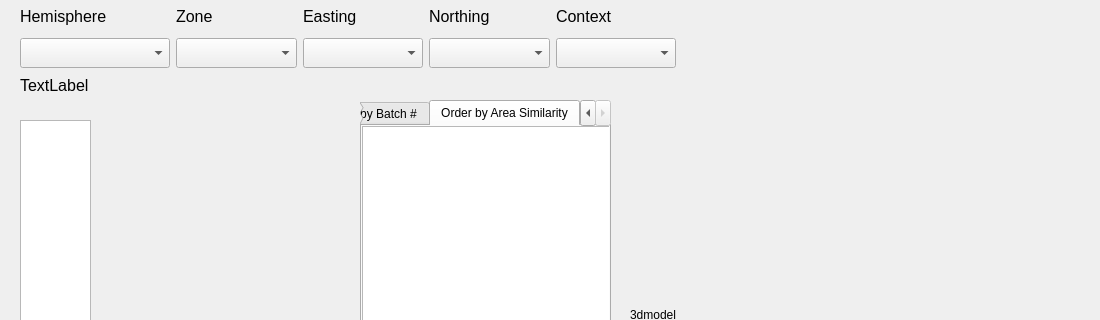
The window that view/MainWindow.ui (ggetzie/APSAP) describes before a commit, drawn with Qt 5; both pictures show x 0 to 1100 and y 0 to 320 of the 1100 by 910 pixel window.
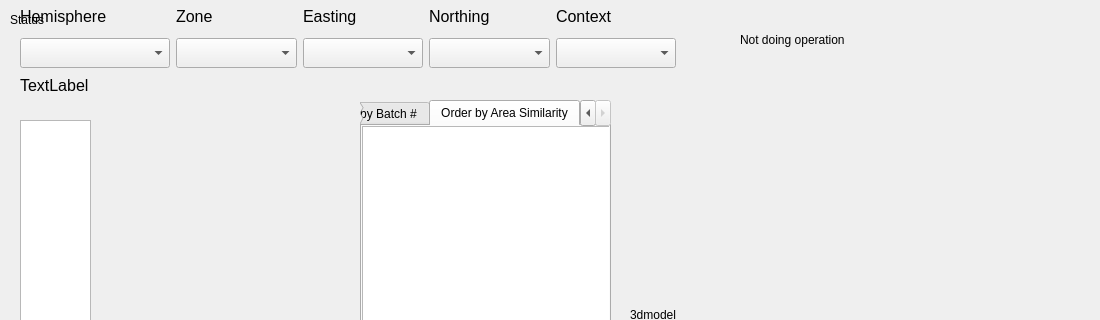
The same window after the commit. Icons and pictures are not drawn.

```diff
--- a/view/MainWindow.ui
+++ b/view/MainWindow.ui
@@ -1138,6 +1138,44 @@
      <string>Update Weights</string>
     </property>
    </widget>
+   <widget class="QLabel" name="statusLabel_2">
+    <property name="geometry">
+     <rect>
+      <x>10</x>
+      <y>10</y>
+      <width>671</width>
+      <height>20</height>
+     </rect>
+    </property>
+    <property name="text">
+     <string>Status</string>
+    </property>
+    <property name="textFormat">
+     <enum>Qt::AutoText</enum>
+    </property>
+    <property name="wordWrap">
+     <bool>true</bool>
+    </property>
+   </widget>
+   <widget class="QLabel" name="operationLabel">
+    <property name="geometry">
+     <rect>
+      <x>740</x>
+      <y>30</y>
+      <width>251</width>
+      <height>20</height>
+     </rect>
+    </property>
+    <property name="text">
+     <string>Not doing operation</string>
+    </property>
+    <property name="textFormat">
+     <enum>Qt::AutoText</enum>
+    </property>
+    <property name="wordWrap">
+     <bool>true</bool>
+    </property>
+   </widget>
    <zorder>tabWidget</zorder>
    <zorder>frame</zorder>
    <zorder>layoutWidget</zorder>
@@ -1172,6 +1210,8 @@
    <zorder>widthLengthLabel</zorder>
    <zorder>identifierLabel</zorder>
    <zorder>update_weights_button</zorder>
+   <zorder>statusLabel_2</zorder>
+   <zorder>operationLabel</zorder>
   </widget>
   <widget class="QMenuBar" name="menubar">
    <property name="geometry">
```
